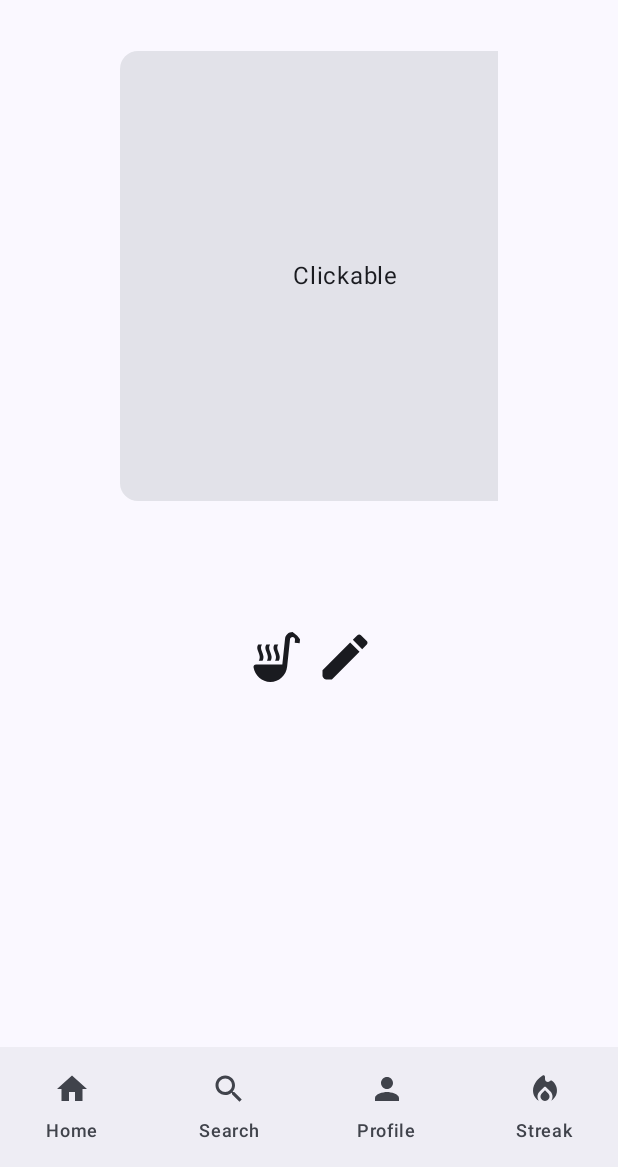
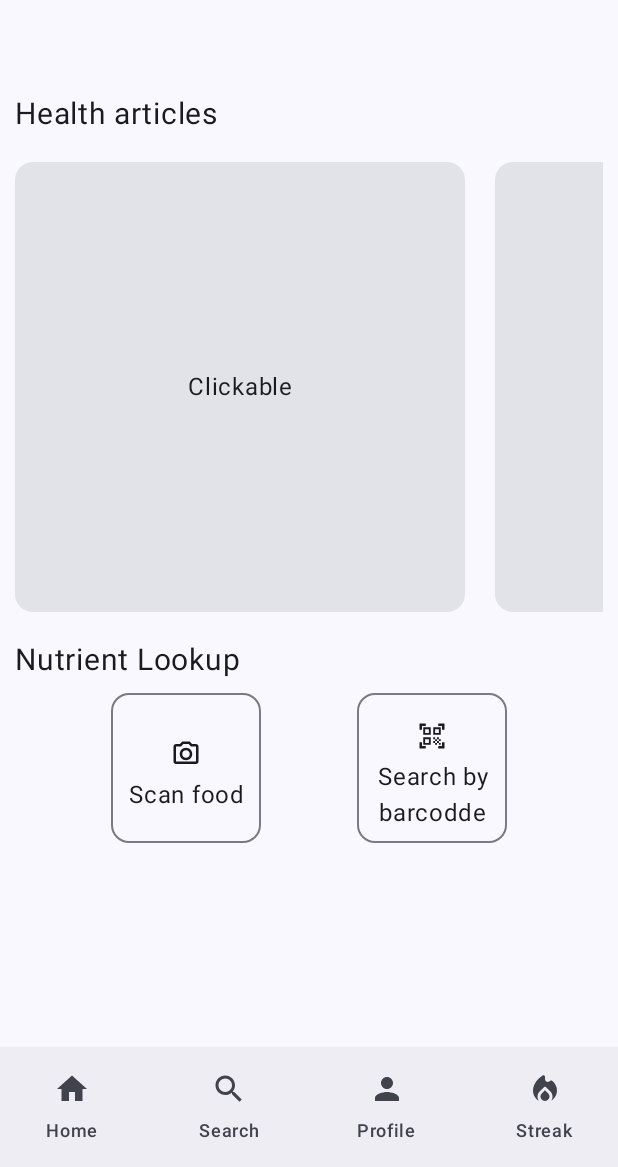
Before and after one commit to nasacode1/GlowBridge, an Android app built with Jetpack Compose: the HomePage screen opened through its navigation route, on a phone screen of 412 x 824 dp, the part 69-1236 px from its top. Run offline under Robolectric (Android 15) with nearby library versions, the phone set to English and light mode, and no system bars; pictures from the network do not load.

Commit message:
feat: Add Nutrient Lookup section in home page

```diff
--- a/app/src/main/java/com/example/glowbridge/ui/screens/HomePage.kt
+++ b/app/src/main/java/com/example/glowbridge/ui/screens/HomePage.kt
@@ -3,6 +3,7 @@
 import android.content.Context
 import android.content.Intent
 import android.net.Uri
+import androidx.compose.ui.unit.sp
 import android.util.Log
 import android.webkit.WebView
 import android.webkit.WebViewClient
@@ -23,11 +24,14 @@
 import androidx.compose.material.icons.filled.Edit
 import androidx.compose.material.icons.filled.Search
 import androidx.compose.material.icons.filled.SoupKitchen
+import androidx.compose.material.icons.outlined.CameraAlt
+import androidx.compose.material.icons.outlined.QrCodeScanner
 import androidx.compose.material3.Button
 import androidx.compose.material3.Card
 import androidx.compose.material3.Icon
 import androidx.compose.material3.IconButton
 import androidx.compose.material3.MaterialTheme
+import androidx.compose.material3.OutlinedCard
 import androidx.compose.material3.Scaffold
 import androidx.compose.material3.Text
 import androidx.compose.material3.TextField
@@ -39,7 +43,11 @@
 import androidx.compose.ui.Alignment
 import androidx.compose.ui.Modifier
 import androidx.compose.ui.graphics.RectangleShape
+import androidx.compose.ui.graphics.vector.ImageVector
 import androidx.compose.ui.platform.LocalContext
+import androidx.compose.ui.text.TextStyle
+import androidx.compose.ui.text.style.TextAlign
+import androidx.compose.ui.unit.TextUnit
 import androidx.compose.ui.unit.dp
 import androidx.compose.ui.viewinterop.AndroidView
 import androidx.core.content.ContextCompat.startActivity
@@ -51,10 +59,15 @@
     Column(
         modifier = Modifier
             .fillMaxSize()
-            .padding(80.dp)
+            .padding(10.dp, 110.dp)
     ) {
+        Text(text = "Health articles", fontSize = 20.sp)
+        Spacer(modifier = Modifier.size(20.dp))
         SimpleLazyRow()
-
+        Spacer(modifier = Modifier.size(20.dp))
+        Text(text = "Nutrient Lookup", fontSize = 20.sp)
+        Spacer(modifier = Modifier.size(10.dp))
+        nutrientLookup()
         Row(
             modifier = Modifier
                 .padding(80.dp),
@@ -68,6 +81,48 @@
             )
             LogFoodButton()
 //       SubmitButton()
+        }
+    }
+}
+
+@Composable
+fun nutrientLookup(){
+    Row(modifier = Modifier.fillMaxSize(),
+        horizontalArrangement = Arrangement.SpaceEvenly){
+        OutlinedCard(onClick = { /*TODO*/ }, modifier = Modifier.size(100.dp)) {
+            Box(
+                modifier = Modifier.size(100.dp),
+                contentAlignment = Alignment.Center
+            ){
+                Column {
+                    Spacer(modifier = Modifier.size(15.dp))
+                    Icon(imageVector = Icons.Outlined.CameraAlt, contentDescription = "Camera icon",
+                        Modifier
+                            .size(20.dp)
+                            .align(Alignment.CenterHorizontally))
+                    Text(text = "Scan food",
+                        modifier = Modifier.padding(5.dp),
+                        textAlign = TextAlign.Center)
+                }
+            }
+        }
+
+        OutlinedCard(onClick = { /*TODO*/ }, modifier = Modifier.size(100.dp)) {
+            Box(
+                modifier = Modifier.size(100.dp),
+                contentAlignment = Alignment.Center
+            ){
+                Column {
+                    Spacer(modifier = Modifier.size(15.dp))
+                    Icon(imageVector = Icons.Outlined.QrCodeScanner, contentDescription = "QR code scanner icon",
+                        Modifier
+                            .size(20.dp)
+                            .align(Alignment.CenterHorizontally))
+                    Text(text = "Search by barcodde",
+                        modifier = Modifier.padding(5.dp),
+                        textAlign = TextAlign.Center)
+                }
+            }
         }
     }
 }
@@ -100,11 +155,12 @@
 }
 
 @Composable
-fun SimpleLazyRow() {
+fun SimpleLazyRow(
+) {
     val context= LocalContext.current
-
-
-    LazyRow {
+    LazyRow(
+        horizontalArrangement = Arrangement.spacedBy(20.dp)
+    ) {
         var articleUrl1 = "https://timesofindia.indiatimes.com/life-style/health-fitness/health-news/the-role-of-anti-inflammatory-foods-in-pcos-management/articleshow/118052630.cms"
         item {
             var imageUrl by remember { mutableStateOf<String?>(null) }
@@ -129,10 +185,8 @@
                     else{
                         Text("Clickable", Modifier.align(Alignment.Center))
                     }
-                     }
-
+                }
             }
-
         }
         var articleUrl2 = "https://timesofindia.indiatimes.com/life-style/health-fitness/health-news/the-truth-about-juice-cleanses-how-they-worsen-gut-health-and-metabolism-reveals-study/articleshow/118034912.cms"
         item {
@@ -159,9 +213,7 @@
                         Text("Clickable", Modifier.align(Alignment.Center))
                     }
                 }
-
             }
-
         }
         var articleUrl3 = "https://timesofindia.indiatimes.com/life-style/health-fitness/health-news/105-year-old-woman-shares-2-simple-secrets-to-living-a-long-life/articleshow/118007525.cms"
         item {
@@ -188,16 +240,8 @@
                         Text("Clickable", Modifier.align(Alignment.Center))
                     }
                 }
-
             }
-
         }
-
-
-
-
-
-
     }
 }
 
```
